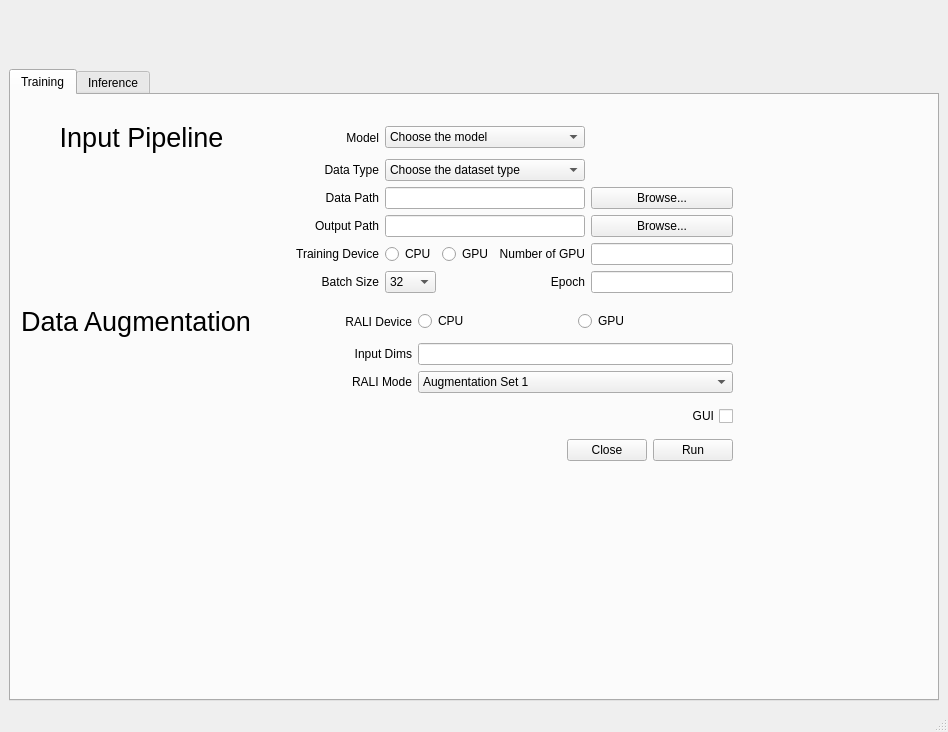
Above: scripts/inference_control.ui from kiritigowda/MIVisionX-Neural-Net-Workflow before the change. Below: the same form after it.
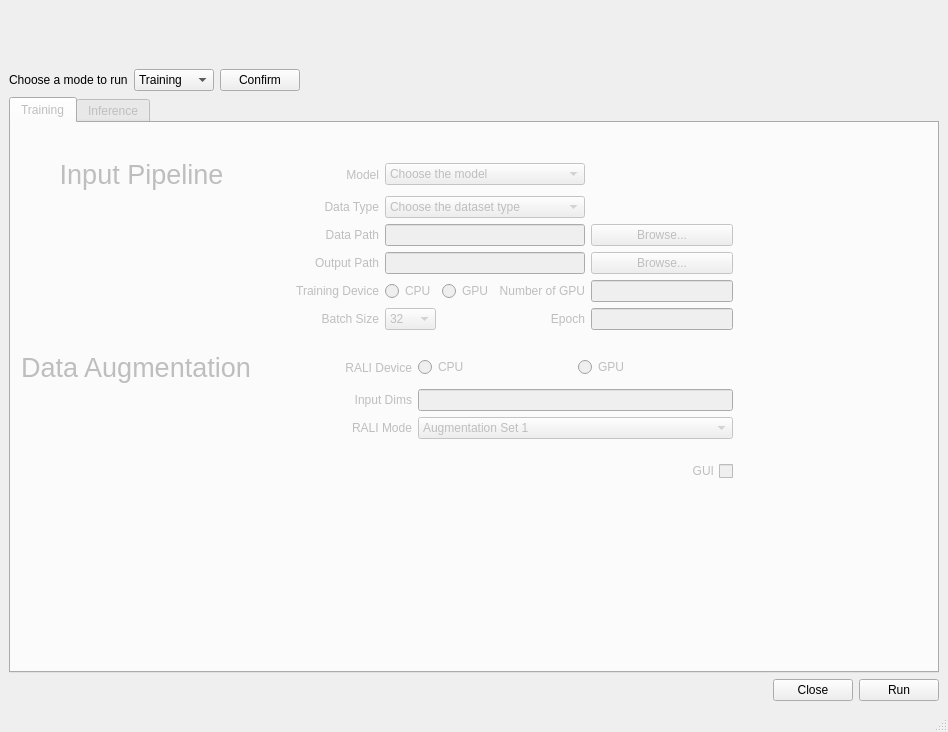
That is the form after the change. The open tabs and pages were chosen to show the change. Icons and pictures are not drawn.

Commit message: mode selection added

Patch:
```diff
--- a/scripts/inference_control.ui
+++ b/scripts/inference_control.ui
@@ -120,8 +120,56 @@
       </property>
      </spacer>
     </item>
+    <item>
+     <layout class="QHBoxLayout" name="horizontalLayout_2">
+      <item>
+       <widget class="QLabel" name="ti_label">
+        <property name="text">
+         <string>Choose a mode to run</string>
+        </property>
+       </widget>
+      </item>
+      <item>
+       <widget class="QComboBox" name="ti_comboBox">
+        <item>
+         <property name="text">
+          <string>Training</string>
+         </property>
+        </item>
+        <item>
+         <property name="text">
+          <string>Inference</string>
+         </property>
+        </item>
+       </widget>
+      </item>
+      <item>
+       <widget class="QPushButton" name="ti_pushButton">
+        <property name="text">
+         <string>Confirm</string>
+        </property>
+       </widget>
+      </item>
+      <item>
+       <spacer name="horizontalSpacer_2">
+        <property name="orientation">
+         <enum>Qt::Horizontal</enum>
+        </property>
+        <property name="sizeHint" stdset="0">
+         <size>
+          <width>40</width>
+          <height>20</height>
+         </size>
+        </property>
+       </spacer>
+      </item>
+     </layout>
+    </item>
     <item>
      <widget class="QTabWidget" name="tabWidget">
+      <property name="enabled">
+       <bool>false</bool>
+      </property>
       <property name="tabPosition">
        <enum>QTabWidget::North</enum>
       </property>
@@ -138,7 +186,7 @@
        <attribute name="title">
         <string>Training</string>
        </attribute>
-       <widget class="QWidget" name="">
+       <widget class="QWidget" name="layoutWidget">
         <property name="geometry">
          <rect>
           <x>10</x>
@@ -534,47 +582,7 @@
           </widget>
          </item>
          <item>
-          <layout class="QHBoxLayout" name="horizontalLayout">
-           <item>
-            <spacer name="horizontalSpacer">
-             <property name="orientation">
-              <enum>Qt::Horizontal</enum>
-             </property>
-             <property name="sizeHint" stdset="0">
-              <size>
-               <width>40</width>
-               <height>20</height>
-              </size>
-             </property>
-            </spacer>
-           </item>
-           <item>
-            <widget class="QPushButton" name="tclose_pushButton">
-             <property name="sizePolicy">
-              <sizepolicy hsizetype="Fixed" vsizetype="Fixed">
-               <horstretch>0</horstretch>
-               <verstretch>0</verstretch>
-              </sizepolicy>
-             </property>
-             <property name="text">
-              <string>Close</string>
-             </property>
-            </widget>
-           </item>
-           <item>
-            <widget class="QPushButton" name="trun_pushButton">
-             <property name="sizePolicy">
-              <sizepolicy hsizetype="Fixed" vsizetype="Fixed">
-               <horstretch>0</horstretch>
-               <verstretch>0</verstretch>
-              </sizepolicy>
-             </property>
-             <property name="text">
-              <string>Run</string>
-             </property>
-            </widget>
-           </item>
-          </layout>
+          <layout class="QHBoxLayout" name="horizontalLayout"/>
          </item>
         </layout>
        </widget>
@@ -974,19 +982,6 @@
         </item>
         <item>
          <layout class="QGridLayout" name="inference_gridLayout">
-          <item row="5" column="7">
-           <widget class="QPushButton" name="close_pushButton">
-            <property name="sizePolicy">
-             <sizepolicy hsizetype="Fixed" vsizetype="Fixed">
-              <horstretch>0</horstretch>
-              <verstretch>0</verstretch>
-             </sizepolicy>
-            </property>
-            <property name="text">
-             <string>Close</string>
-            </property>
-           </widget>
-          </item>
           <item row="2" column="1">
            <widget class="QLabel" name="image_label">
             <property name="text">
@@ -1210,16 +1205,6 @@
           <item row="2" column="2" colspan="6">
            <widget class="QLineEdit" name="image_lineEdit">
             <property name="enabled">
-             <bool>true</bool>
-            </property>
-            <property name="text">
-             <string/>
-            </property>
-           </widget>
-          </item>
-          <item row="5" column="8">
-           <widget class="QPushButton" name="run_pushButton">
-            <property name="enabled">
              <bool>false</bool>
             </property>
             <property name="text">
@@ -1363,6 +1348,52 @@
       </widget>
      </widget>
     </item>
+    <item>
+     <layout class="QHBoxLayout" name="horizontalLayout_3">
+      <item>
+       <spacer name="horizontalSpacer">
+        <property name="orientation">
+         <enum>Qt::Horizontal</enum>
+        </property>
+        <property name="sizeHint" stdset="0">
+         <size>
+          <width>598</width>
+          <height>22</height>
+         </size>
+        </property>
+       </spacer>
+      </item>
+      <item>
+       <widget class="QPushButton" name="close_pushButton">
+        <property name="enabled">
+         <bool>true</bool>
+        </property>
+        <property name="sizePolicy">
+         <sizepolicy hsizetype="Fixed" vsizetype="Fixed">
+          <horstretch>0</horstretch>
+          <verstretch>0</verstretch>
+         </sizepolicy>
+        </property>
+        <property name="text">
+         <string>Close</string>
+        </property>
+       </widget>
+      </item>
+      <item>
+       <widget class="QPushButton" name="run_pushButton">
+        <property name="sizePolicy">
+         <sizepolicy hsizetype="Fixed" vsizetype="Fixed">
+          <horstretch>0</horstretch>
+          <verstretch>0</verstretch>
+         </sizepolicy>
+        </property>
+        <property name="text">
+         <string>Run</string>
+        </property>
+       </widget>
+      </item>
+     </layout>
+    </item>
    </layout>
   </widget>
   <widget class="QMenuBar" name="menubar">
```
Left out of the diff: 22 changed lines with no effect on the pictures. The commit also changes 1 other file.
